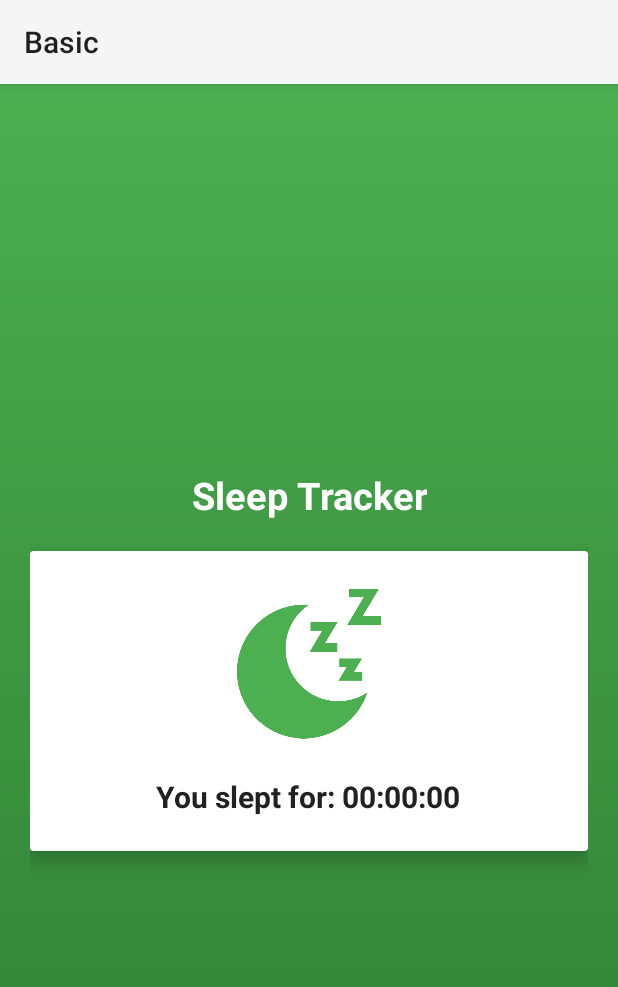
After one commit to Siddhesh716/Android-Project, an Android app: the SleepTrackerActivity screen opened directly, with no data from a screen before it, on a phone screen of 412 x 824 dp. The commit adds this screen. Shown: the top 987 px of the screen. Run offline under Robolectric (Android 15) with nearby library versions, the phone set to English and light mode, and no system bars.

Commit message:
Increased Sleep Card size and adjusted layout for better UI

```diff
--- a/app/src/main/AndroidManifest.xml
+++ b/app/src/main/AndroidManifest.xml
@@ -41,8 +41,10 @@
         <activity android:name=".WorkoutActivity" />
         <activity android:name=".QuizActivity" />
         <activity android:name=".BMI" />
+        <activity android:name=".SleepTrackerActivity" />
     </application>
 
+    <uses-permission android:name="android.permission.ACTIVITY_RECOGNITION"/>
     <uses-permission android:name="android.permission.READ_EXTERNAL_STORAGE" />
     <uses-permission android:name="android.permission.WRITE_EXTERNAL_STORAGE" />
     <uses-permission android:name="android.permission.RECEIVE_BOOT_COMPLETED" />
--- a/app/src/main/java/com/example/basic/DashboardActivity.java
+++ b/app/src/main/java/com/example/basic/DashboardActivity.java
@@ -80,7 +80,9 @@ public class DashboardActivity extends AppCompatActivity {
                     startActivity(new Intent(DashboardActivity.this, WorkoutActivity.class));
                 } else if (id == R.id.nav_bmi) {
                     startActivity(new Intent(DashboardActivity.this, BMI.class));
-                } else if (id == R.id.nav_quiz) {
+                } else if (id == R.id.nav_sleep) {
+                    startActivity(new Intent(DashboardActivity.this, SleepTrackerActivity.class));
+                }else if (id == R.id.nav_quiz) {
                     startActivity(new Intent(DashboardActivity.this, QuizActivity.class));
                 }
                 drawerLayout.closeDrawer(GravityCompat.START);
--- /dev/null
+++ b/app/src/main/java/com/example/basic/SleepTrackerActivity.java
@@ -0,0 +1,120 @@
+package com.example.basic;
+import android.content.BroadcastReceiver;
+import android.content.Context;
+import android.content.Intent;
+import android.content.IntentFilter;
+import android.hardware.Sensor;
+import android.hardware.SensorEvent;
+import android.hardware.SensorEventListener;
+import android.hardware.SensorManager;
+import android.os.Bundle;
+import android.os.Handler;
+import android.widget.TextView;
+import androidx.appcompat.app.AppCompatActivity;
+
+public class SleepTrackerActivity extends AppCompatActivity implements SensorEventListener {
+    private SensorManager sensorManager;
+    private Sensor accelerometer;
+    private float lastX, lastY, lastZ;
+    private boolean isSleeping = false;
+    private long sleepStartTime, sleepEndTime;
+    private TextView sleepText;
+    private Handler handler = new Handler();
+    private boolean screenOff = false;
+
+    @Override
+    protected void onCreate(Bundle savedInstanceState) {
+        super.onCreate(savedInstanceState);
+        setContentView(R.layout.activity_sleep_tracker);
+
+        sleepText = findViewById(R.id.sleepText);
+
+        // Register screen on/off receiver
+        registerReceiver(screenReceiver, new IntentFilter(Intent.ACTION_SCREEN_OFF));
+        registerReceiver(screenReceiver, new IntentFilter(Intent.ACTION_SCREEN_ON));
+
+        // Setup accelerometer
+        sensorManager = (SensorManager) getSystemService(Context.SENSOR_SERVICE);
+        if (sensorManager != null) {
+            accelerometer = sensorManager.getDefaultSensor(Sensor.TYPE_ACCELEROMETER);
+            sensorManager.registerListener(this, accelerometer, SensorManager.SENSOR_DELAY_NORMAL);
+        }
+    }
+
+    @Override
+    public void onSensorChanged(SensorEvent event) {
+        float x = event.values[0];
+        float y = event.values[1];
+        float z = event.values[2];
+
+        float movement = Math.abs(x - lastX) + Math.abs(y - lastY) + Math.abs(z - lastZ);
+
+        // Detect when the phone is still
+        if (movement < 0.5) {
+            if (!isSleeping) {
+                isSleeping = true;
+                sleepStartTime = System.currentTimeMillis();
+            }
+        } else {
+            if (isSleeping) {
+                isSleeping = false;
+                sleepEndTime = System.currentTimeMillis();
+                long sleepDuration = (sleepEndTime - sleepStartTime) / 1000; // Convert to seconds
+                sleepText.setText("You slept for: " + formatTime(sleepDuration));
+            }
+        }
+
+        lastX = x;
+        lastY = y;
+        lastZ = z;
+    }
+
+    @Override
+    public void onAccuracyChanged(Sensor sensor, int accuracy) {}
+
+    // Screen On/Off Receiver
+    private final BroadcastReceiver screenReceiver = new BroadcastReceiver() {
+        @Override
+        public void onReceive(Context context, Intent intent) {
+            if (Intent.ACTION_SCREEN_OFF.equals(intent.getAction())) {
+                sleepStartTime = System.currentTimeMillis();
+                screenOff = true;
+                handler.post(updateSleepDuration);
+            } else if (Intent.ACTION_SCREEN_ON.equals(intent.getAction())) {
+                sleepEndTime = System.currentTimeMillis();
+                screenOff = false;
+                handler.removeCallbacks(updateSleepDuration);
+                long sleepDuration = (sleepEndTime - sleepStartTime) / 1000; // Convert to seconds
+                sleepText.setText("Estimated Sleep: " + formatTime(sleepDuration));
+            }
+        }
+    };
+
+    // Runnable to update sleep duration in real time
+    private final Runnable updateSleepDuration = new Runnable() {
+        @Override
+        public void run() {
+            if (screenOff) {
+                long sleepDuration = (System.currentTimeMillis() - sleepStartTime) / 1000;
+                sleepText.setText("Sleeping for: " + formatTime(sleepDuration));
+                handler.postDelayed(this, 1000); // Update every second
+            }
+        }
+    };
+
+    // Method to format time in HH:MM:SS
+    private String formatTime(long seconds) {
+        long hours = seconds / 3600;
+        long minutes = (seconds % 3600) / 60;
+        long secs = seconds % 60;
+        return String.format("%02d:%02d:%02d", hours, minutes, secs);
+    }
+
+    @Override
+    protected void onDestroy() {
+        super.onDestroy();
+        sensorManager.unregisterListener(this);
+        unregisterReceiver(screenReceiver);
+        handler.removeCallbacks(updateSleepDuration);
+    }
+}
--- /dev/null
+++ b/app/src/main/res/color/green.xml
@@ -0,0 +1,4 @@
+<?xml version="1.0" encoding="utf-8"?>
+<selector xmlns:android="http://schemas.android.com/apk/res/android">
+
+</selector>
--- /dev/null
+++ b/app/src/main/res/drawable/gradient_background.xml
@@ -0,0 +1,11 @@
+<?xml version="1.0" encoding="utf-8"?>
+<layer-list xmlns:android="http://schemas.android.com/apk/res/android">
+    <item>
+        <shape android:shape="rectangle">
+            <gradient
+                android:angle="270"
+                android:startColor="#4CAF50"
+                android:endColor="#2E7D32"/>
+        </shape>
+    </item>
+</layer-list>
--- /dev/null
+++ b/app/src/main/res/drawable/ic_sleep.xml
@@ -0,0 +1,4 @@
+<?xml version="1.0" encoding="utf-8"?>
+<bitmap xmlns:android="http://schemas.android.com/apk/res/android"
+    android:src="@drawable/sleep"
+    android:tileMode="disabled" />
--- /dev/null
+++ b/app/src/main/res/layout/activity_sleep_tracker.xml
@@ -0,0 +1,74 @@
+<?xml version="1.0" encoding="utf-8"?>
+<LinearLayout xmlns:android="http://schemas.android.com/apk/res/android"
+    xmlns:app="http://schemas.android.com/apk/res-auto"
+    android:layout_width="match_parent"
+    android:layout_height="match_parent"
+    android:orientation="vertical"
+    android:gravity="center"
+    android:padding="20dp"
+    android:background="@drawable/gradient_background">
+
+    <!-- App Title -->
+    <TextView
+        android:layout_width="wrap_content"
+        android:layout_height="wrap_content"
+        android:text="Sleep Tracker"
+        android:textSize="25sp"
+        android:textStyle="bold"
+        android:textColor="@android:color/white"
+        android:gravity="center"
+        android:layout_marginBottom="20dp"/>
+
+    <!-- Sleep Card -->
+    <androidx.cardview.widget.CardView
+        android:layout_width="match_parent"
+        android:layout_height="wrap_content"
+        android:minHeight="200dp"
+        android:radius="15dp"
+        app:cardElevation="8dp"
+        android:padding="20dp"
+        android:background="@android:color/white">
+
+        <LinearLayout
+            android:layout_width="match_parent"
+            android:layout_height="wrap_content"
+            android:orientation="vertical"
+            android:gravity="center"
+            android:padding="10dp">
+
+            <!-- Sleep Status Icon -->
+            <ImageView
+                android:id="@+id/sleepIcon"
+                android:layout_width="100dp"
+                android:layout_height="130dp"
+                android:src="@drawable/ic_sleep"
+                android:layout_gravity="center"
+                android:layout_marginBottom="10dp"
+                app:tint="#4CAF50" />
+
+            <!-- Sleep Time Text -->
+            <TextView
+                android:id="@+id/sleepText"
+                android:layout_width="wrap_content"
+                android:layout_height="wrap_content"
+                android:text="You slept for: 00:00:00"
+                android:textSize="20sp"
+                android:textStyle="bold"
+                android:textColor="@color/text_color"
+                android:gravity="center"/>
+
+            <!-- Circular Progress Bar -->
+            <ProgressBar
+                android:id="@+id/sleepProgress"
+                style="?android:attr/progressBarStyleHorizontal"
+                android:layout_width="match_parent"
+                android:layout_height="12dp"
+                android:progress="0"
+                android:max="3600"
+                android:progressTint="@color/green"
+                android:visibility="gone"
+                android:layout_marginTop="15dp"/>
+
+        </LinearLayout>
+    </androidx.cardview.widget.CardView>
+</LinearLayout>
--- a/app/src/main/res/menu/nav_menu.xml
+++ b/app/src/main/res/menu/nav_menu.xml
@@ -28,4 +28,8 @@
         android:id="@+id/nav_bmi"
         android:title="BMI Calculator"
         android:icon="@drawable/ic_bmi"/>
+    <item
+        android:id="@+id/nav_sleep"
+        android:title="Sleep Calculator"
+        android:icon="@drawable/ic_sleep"/>
 </menu>
--- a/app/src/main/res/values/refs.xml
+++ b/app/src/main/res/values/refs.xml
@@ -1,4 +1,5 @@
 <?xml version="1.0" encoding="utf-8"?>
 <resources>
     <drawable name="ic_water" />
+    <drawable name="ic_water_drop" />
 </resources>
```
Also changed, not shown: app/src/main/res/drawable/sleep.png (added).
